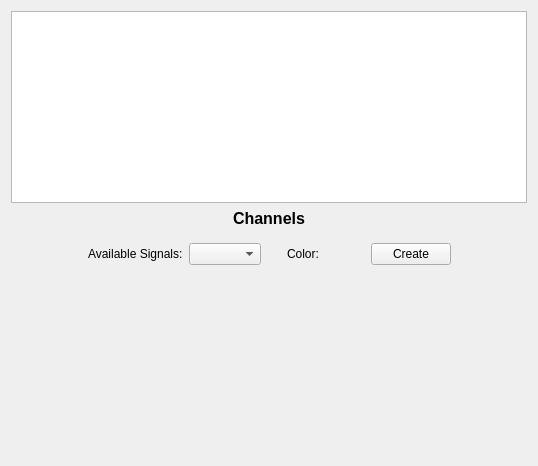
Above: typhon/ui/plot.ui from pcdshub/typhos before the change. Below: the same form after it.
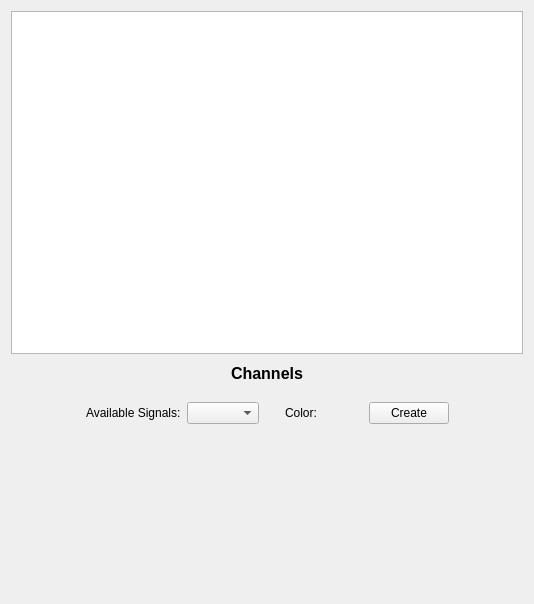
That is the form after the change. Custom widgets are drawn as their Qt base class.

Commit message: UI: Set layout stretch and minimum sizes

Patch:
```diff
--- a/typhon/ui/plot.ui
+++ b/typhon/ui/plot.ui
@@ -6,14 +6,17 @@
    <rect>
     <x>0</x>
     <y>0</y>
-    <width>538</width>
-    <height>466</height>
+    <width>534</width>
+    <height>604</height>
    </rect>
   </property>
   <property name="windowTitle">
    <string>Form</string>
   </property>
-  <layout class="QVBoxLayout" name="verticalLayout">
+  <layout class="QVBoxLayout" name="verticalLayout" stretch="1,0,0,0">
+   <property name="spacing">
+    <number>10</number>
+   </property>
    <item>
     <widget class="PyDMTimePlot" name="timeplot">
      <property name="toolTip">
@@ -193,6 +196,18 @@
    </item>
    <item>
     <widget class="QFrame" name="live_channels">
+     <property name="minimumSize">
+      <size>
+       <width>0</width>
+       <height>150</height>
+      </size>
+     </property>
+     <property name="maximumSize">
+      <size>
+       <width>16777215</width>
+       <height>16777215</height>
+      </size>
+     </property>
      <property name="frameShape">
       <enum>QFrame::NoFrame</enum>
      </property>
@@ -214,7 +229,7 @@
         <property name="sizeHint" stdset="0">
          <size>
           <width>20</width>
-          <height>162</height>
+          <height>5</height>
          </size>
         </property>
        </spacer>
```
